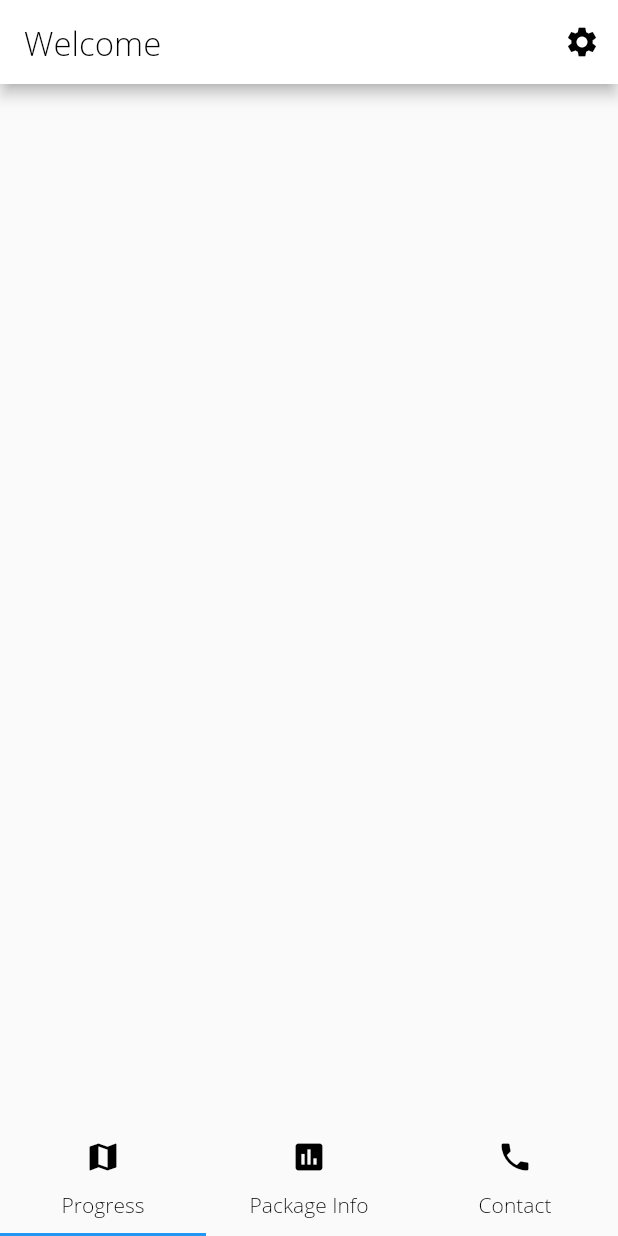
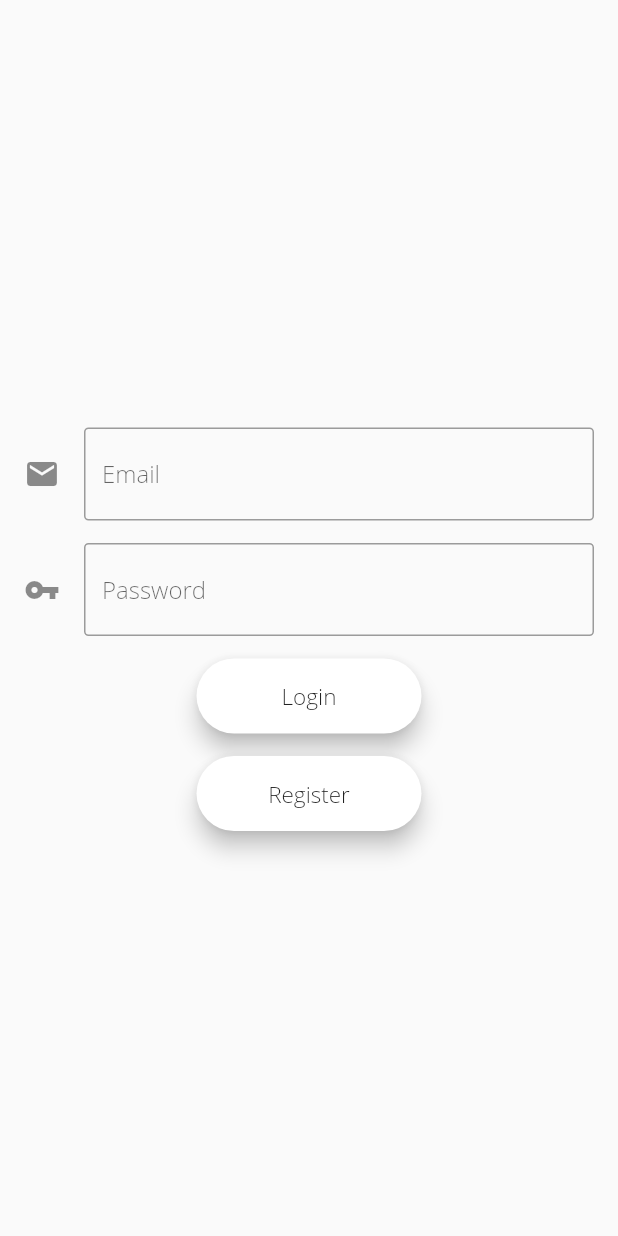
Before and after one commit to hamesjan/HackyBirthday, a Flutter app: the screen it shows after launch, on a phone screen of 412 x 824 dp. Run offline on Flutter 3.47's test engine with Material 2 defaults, Android fonts, the light colour scheme and no system bars; our stand-ins replace cloud_firestore, firebase_auth; accounts and stored records are empty.

Commit message:
adding functionality

```diff
--- a/lib/main.dart
+++ b/lib/main.dart
@@ -1,9 +1,29 @@
 import 'package:flutter/material.dart';
 import 'package:flutter/cupertino.dart';
 import 'package:hackybirthday/pages/home.dart';
+import 'package:hackybirthday/pages/login.dart';
+import 'package:firebase_auth/firebase_auth.dart';
 
 void main() {
   runApp(MyApp());
+}
+
+
+Widget getAuthState(){
+  final FirebaseAuth _auth = FirebaseAuth.instance;
+
+  Future<FirebaseUser> getUser() async{
+    return _auth.currentUser();
+  }
+
+  getUser().then((user) {
+    if (user != null) {
+      return Home();
+
+    }
+    return Login();
+  });
+  return Login();
 }
 
 class MyApp extends StatelessWidget {
@@ -17,7 +37,7 @@ class MyApp extends StatelessWidget {
         fontFamily: 'OpenSans',
         primarySwatch: Colors.blue,
       ),
-      home: Home(),
+      home: getAuthState(),
     );
   }
 }
--- a/lib/pages/home.dart
+++ b/lib/pages/home.dart
@@ -3,6 +3,8 @@ import 'package:flutter/cupertino.dart';
 import 'package:hackybirthday/pages/swipe.dart';
 import 'package:hackybirthday/pages/team.dart';
 import 'package:hackybirthday/pages/preferences.dart';
+import 'package:hackybirthday/pages/login.dart';
+import 'package:firebase_auth/firebase_auth.dart';
 
 class Home extends StatefulWidget {
   @override
@@ -11,6 +13,8 @@ class Home extends StatefulWidget {
 
 class _HomeState extends State<Home> with SingleTickerProviderStateMixin{
   TabController _tabController;
+  final FirebaseAuth _auth = FirebaseAuth.instance;
+
 
   @override
   void dispose() {
@@ -21,7 +25,7 @@ class _HomeState extends State<Home> with SingleTickerProviderStateMixin{
   @override
   void initState() {
     super.initState();
-    _tabController = TabController(vsync: this, length: 3);
+    _tabController = TabController(vsync: this, length: 2);
   }
 
 
@@ -38,6 +42,13 @@ class _HomeState extends State<Home> with SingleTickerProviderStateMixin{
           IconButton(
             icon: Icon(Icons.settings, color: Colors.black,),
             onPressed: (){
+            _auth.signOut();
+            Navigator.pop(context);
+            Navigator.push(context,
+              MaterialPageRoute(
+                builder: (BuildContext context) => Login()
+              )
+            );
             },
           )
         ],
@@ -46,7 +57,6 @@ class _HomeState extends State<Home> with SingleTickerProviderStateMixin{
         child: TabBarView(
           controller: _tabController,
           children: <Widget>[
-            Preferences(),
             Swipe(),
             Team(),
           ],
@@ -58,15 +68,6 @@ class _HomeState extends State<Home> with SingleTickerProviderStateMixin{
           labelColor: Colors.black12,
           unselectedLabelColor: Colors.black38,
           tabs: <Widget>[
-            Tab(
-              icon: Icon(Icons.map, color: Colors.black,),
-              child: Text(
-                'Progress',
-                style: TextStyle(
-                    color: Colors.black
-                ),
-              ),
-            ),
             Tab(
               icon: Icon(Icons.poll, color:  Colors.black,),
               child: Text(
--- /dev/null
+++ b/lib/pages/login.dart
@@ -0,0 +1,108 @@
+import 'package:flutter/cupertino.dart';
+import 'package:flutter/material.dart';
+import 'package:hackybirthday/pages/home.dart';
+import 'package:hackybirthday/pages/registration.dart';
+import 'package:hackybirthday/widgets/custom_button.dart';
+import 'package:firebase_auth/firebase_auth.dart';
+
+
+class Login extends StatefulWidget {
+  @override
+  _LoginState createState() => _LoginState();
+}
+
+class _LoginState extends State<Login> {
+  String email;
+  String password;
+  final FirebaseAuth _auth = FirebaseAuth.instance;
+
+  Future<FirebaseUser> getUser() async{
+    return _auth.currentUser();
+  }
+
+  signInUser() async{
+    AuthResult user = await _auth.signInWithEmailAndPassword(email: email, password: password);
+    FirebaseUser temp = await getUser();
+    Navigator.pop(context);
+    Navigator.push(context,
+        MaterialPageRoute(
+            builder: (BuildContext context) => Home()
+        )
+    );
+  }
+
+  @override
+  void initState() {
+    super.initState();
+  }
+
+
+  @override
+  Widget build(BuildContext context) {
+    return Scaffold(
+      body: Container(
+        padding: EdgeInsets.all(16),
+        child: Column(
+          crossAxisAlignment: CrossAxisAlignment.center,
+          mainAxisAlignment: MainAxisAlignment.center,
+          children: <Widget>[
+            SizedBox(
+              height: 15,
+            ),
+            TextField(
+                onChanged: (value) => email = value,
+                decoration: InputDecoration(
+                    icon: Icon(Icons.mail),
+                    border: OutlineInputBorder(
+                        borderRadius: BorderRadius.all(Radius.circular(3))
+                    ),
+                    hintText: 'Email',
+                    fillColor: Colors.deepPurpleAccent
+                )
+            ),
+            SizedBox(
+              height: 15,
+            ),
+            TextField(
+                onChanged: (value) => password = value,
+                obscureText: true,
+                autocorrect: false,
+                decoration: InputDecoration(
+                    icon: Icon(Icons.vpn_key),
+                    hintText: 'Password',
+                    border: OutlineInputBorder(
+                        borderRadius: BorderRadius.all(Radius.circular(3))
+                    )
+                )
+            ),
+            SizedBox(
+              height: 15,
+            ),
+            CustomButton(
+              text: 'Login',
+              callback: () {
+                signInUser();
+              } ,
+            ),
+            SizedBox(
+              height: 15,
+            ),
+            CustomButton(
+              text: 'Register',
+              callback: (){
+                Navigator.pop(context);
+                Navigator.push(
+                    context,
+                    MaterialPageRoute(
+                        builder: (BuildContext context) => Registration()
+                    )
+                );
+              },
+            )
+
+          ],
+        ),
+      ),
+    );
+  }
+}
--- a/pubspec.yaml
+++ b/pubspec.yaml
@@ -24,6 +24,10 @@ dependencies:
   # The following adds the Cupertino Icons font to your application.
   # Use with the CupertinoIcons class for iOS style icons.
   cupertino_icons: ^0.1.3
+  cloud_firestore:
+  firebase_core:
+  firebase_auth:
+  http:
 
 dev_dependencies:
   flutter_test:
```
Also changed, not shown: lib/classes/user_classes.dart (added, +26 -0 lines), lib/pages/preferences.dart (+14 -1 lines), lib/pages/registration.dart (added, +514 -0 lines), lib/pages/swipe.dart (+33 -1 lines), pubspec.lock, 9 other files.
